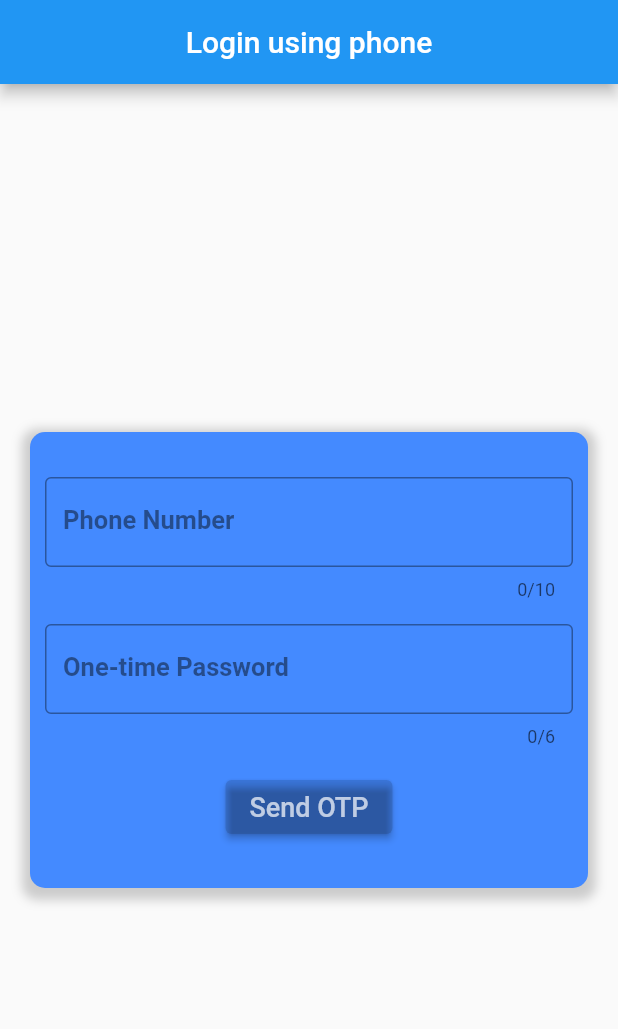
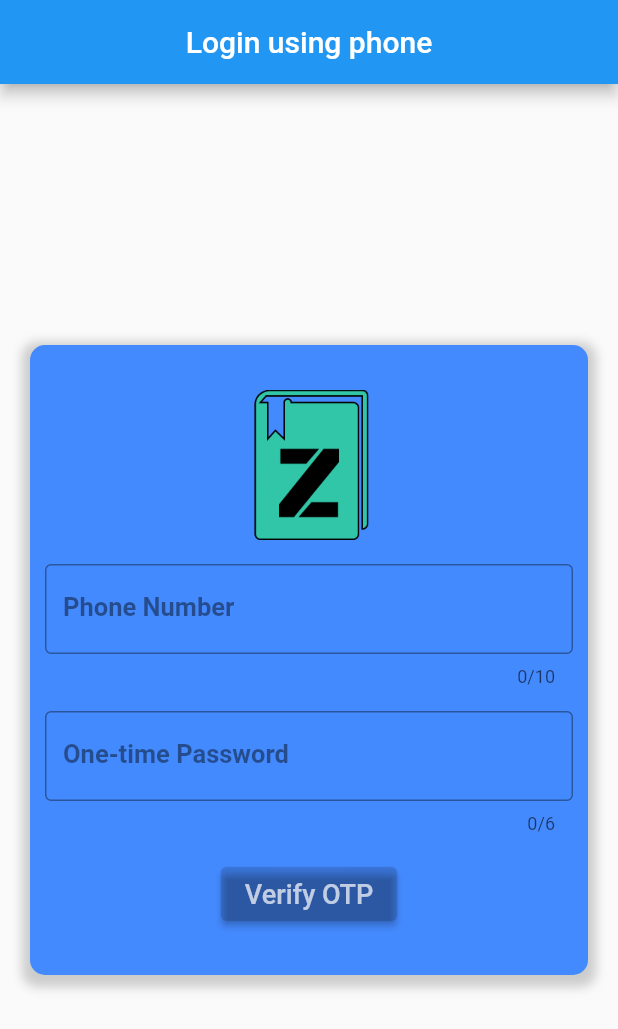
Before and after one commit to ShashiWerdun/Zeta-Book, a Flutter app: the screen it shows after launch, after a tap on "Send OTP", on a phone screen of 412 x 824 dp. Shown: the top 1029 px of the screen. Run offline on Flutter 3.47's test engine with Material 2 defaults, Android fonts, the phone set to English and light mode, and no system bars.

Commit message:
Created Splash-screen. Trying to add animation from splash-screen to login-screen.

```diff
--- /dev/null
+++ b/lib/fade_route.dart
@@ -0,0 +1,21 @@
+import 'package:flutter/material.dart';
+
+class FadeRoute extends PageRouteBuilder {
+  final Widget page;
+
+  FadeRoute({required this.page})
+      : super(
+    pageBuilder: (BuildContext context,
+        Animation<double> animation,
+        Animation<double> secondaryAnimation,) =>
+    page,
+    transitionsBuilder: (BuildContext context,
+        Animation<double> animation,
+        Animation<double> secondaryAnimation,
+        Widget child,) =>
+        FadeTransition(
+          opacity: animation,
+          child: child,
+        ),
+  );
+}
--- a/lib/login.dart
+++ b/lib/login.dart
@@ -40,6 +40,22 @@ class _LoginPageState extends State<LoginPage> {
                   child: Column(
                     mainAxisAlignment: MainAxisAlignment.center,
                     children: <Widget>[
+                      Hero(
+                        child: Container(
+                          decoration: BoxDecoration(
+                            image: DecorationImage(
+                                image:
+                                    AssetImage('assets/images/splash_logo.png'),
+                                fit: BoxFit.contain),
+                          ),
+                          height: 100,
+                          width: 100,
+                        ),
+                        tag: 'splash_logo',
+                      ),
+                      SizedBox(
+                        height: 16,
+                      ),
                       TextField(
                         decoration: InputDecoration(
                           hintText: "Enter your phone number",
@@ -92,15 +108,12 @@ class _LoginPageState extends State<LoginPage> {
                           });
                         },
                         child: Text(
-                          'Send OTP',
-                          style: TextStyle(
-                            color: Colors.white70,
-                            fontSize: 18
-                          ),
+                          otpSent ? 'Verify OTP' : 'Send OTP',
+                          style: TextStyle(color: Colors.white70, fontSize: 18),
                         ),
                         style: ButtonStyle(
-                          backgroundColor: MaterialStateProperty.all(Colors.black12)
-                        ),
+                            backgroundColor:
+                                MaterialStateProperty.all(Colors.black12)),
                       ),
                     ],
                   ),
--- a/lib/main.dart
+++ b/lib/main.dart
@@ -1,9 +1,10 @@
+import 'package:flutter/cupertino.dart';
 import 'package:flutter/material.dart';
-import 'package:zeta_book/login.dart';
+import 'package:zeta_book/splash.dart';
 
 void main() {
   runApp(MaterialApp(
-    home: LoginPage(),
+    home: SplashScreen(),
     // theme: ThemeData(
     // ),
     // darkTheme: ThemeData(
--- /dev/null
+++ b/lib/splash.dart
@@ -0,0 +1,67 @@
+import 'dart:async';
+
+import 'package:flutter/material.dart';
+import 'package:zeta_book/login.dart';
+
+import 'fade_route.dart';
+
+class SplashScreen extends StatefulWidget {
+  const SplashScreen({Key? key}) : super(key: key);
+
+  @override
+  _SplashScreenState createState() => _SplashScreenState();
+}
+
+class _SplashScreenState extends State<SplashScreen> {
+  @override
+  void initState() {
+    Timer(Duration(seconds: 3), () => Navigator.pushReplacement(context, FadeRoute(page: LoginPage())));
+    super.initState();
+  }
+
+  @override
+  Widget build(BuildContext context) {
+    return Scaffold(
+      body: Container(
+        height: MediaQuery.of(context).size.height,
+        width: MediaQuery.of(context).size.width,
+        decoration: BoxDecoration(
+          gradient: LinearGradient(
+              colors: [Color(0xffa0d5ea), Color(0xff67d0f6), Color(0xff237bb3)],
+              begin: Alignment.bottomLeft,
+              end: Alignment.topRight),
+        ),
+        child: Column(
+          mainAxisAlignment: MainAxisAlignment.center,
+          children: <Widget>[
+            Hero(
+              child: Container(
+                child: Image.asset(
+                  'assets/images/splash_logo.png',
+                  fit: BoxFit.contain,
+                ),
+                height: 200,
+                width: 200,
+              ),
+              tag: 'splash_logo',
+            ),
+            SizedBox(
+              height: 15,
+            ),
+            Text(
+              'Zeta Book',
+              textAlign: TextAlign.center,
+              style: TextStyle(
+                fontFamily: 'black_ops_one',
+                fontStyle: FontStyle.normal,
+                fontSize: 24,
+                letterSpacing: 2,
+                // fontWeight: FontWeight.bold,
+              ),
+            ),
+          ],
+        ),
+      ),
+    );
+  }
+}
```
Also changed, not shown: pubspec.yaml (+11 -15 lines), assets/fonts/BlackOpsOne-Regular.ttf (added), assets/fonts/ModernAntiqua-Regular.ttf (added), assets/images/splash_logo.png (added).
